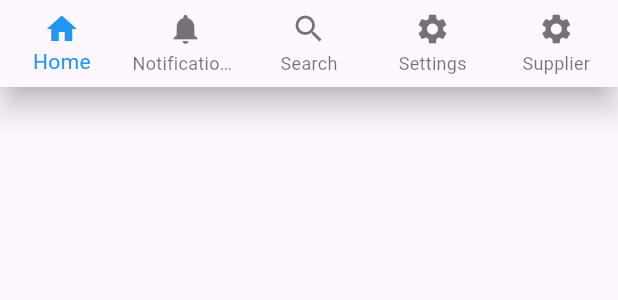
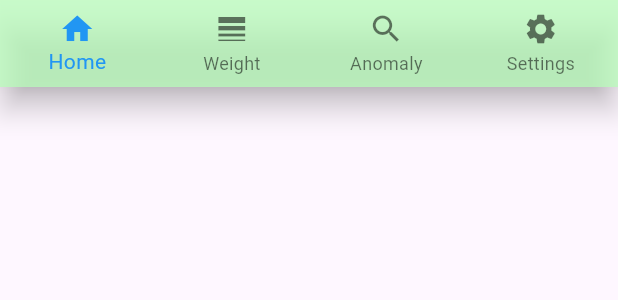
Before and after one commit to Vishwa0416/Karadana-Tea-Factory-Management-System, a Flutter app: the NavBar widget shown alone on an empty page, opened directly, on a phone screen of 412 x 824 dp. Shown: the top 300 px of the screen. Run offline on Flutter 3.47's test engine with Material 3 defaults, Android fonts, the phone set to English and light mode, and no system bars.

Commit message:
navbar update

```diff
--- a/karadana_teat_factory/lib/widgets/navbar.dart
+++ b/karadana_teat_factory/lib/widgets/navbar.dart
@@ -12,11 +12,10 @@ class _BottomNavBarState extends State<NavBar> {
 
   // List of pages for navigation
   static const List<Widget> _pages = <Widget>[
-    Text('Home Page'),
-    Text('Notifications Page'),
-    Text('Search Page'),
-    Text('Settings Page'),
-    Text('Supplier'),
+    Text('Home'),
+    Text('Weight'),
+    Text('Anomaly'),
+    Text('Settings'),
   ];
 
   void _onItemTapped(int index) {
@@ -29,26 +28,23 @@ class _BottomNavBarState extends State<NavBar> {
   Widget build(BuildContext context) {
     return BottomNavigationBar(
       type: BottomNavigationBarType.fixed,
+      backgroundColor: const Color.fromARGB(185, 183, 255, 185),
       items: const <BottomNavigationBarItem>[
         BottomNavigationBarItem(
           icon: Icon(Icons.home),
           label: 'Home',
         ),
         BottomNavigationBarItem(
-          icon: Icon(Icons.notifications),
-          label: 'Notifications',
+          icon: Icon(Icons.line_weight),
+          label: 'Weight',
         ),
         BottomNavigationBarItem(
           icon: Icon(Icons.search),
-          label: 'Search',
+          label: 'Anomaly',
         ),
         BottomNavigationBarItem(
           icon: Icon(Icons.settings),
           label: 'Settings',
-        ),
-        BottomNavigationBarItem(
-          icon: Icon(Icons.settings),
-          label: 'Supplier',
         ),
       ],
       currentIndex: _selectedIndex,
```
